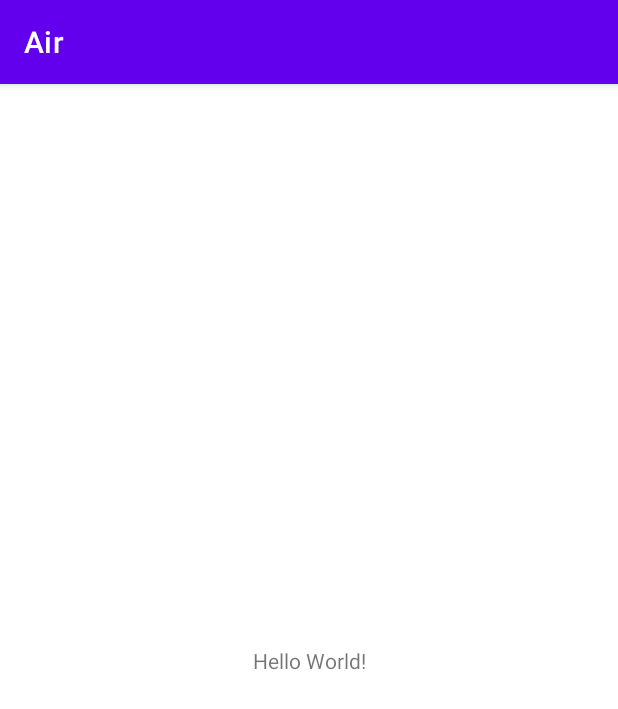
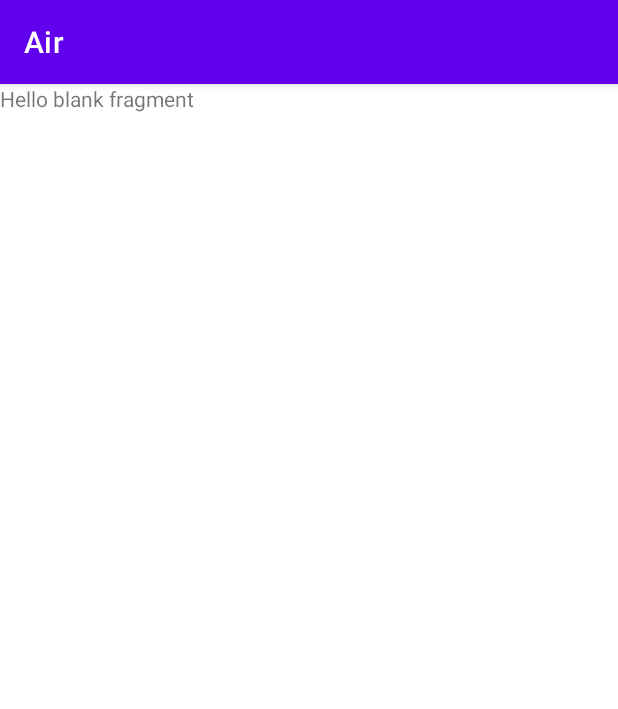
Before and after one commit to Studygroup-with-hansa/Air_Android, an Android app: the screen it shows after launch (MainActivity), on a phone screen of 412 x 824 dp. Shown: the top 709 px of the screen. Run offline under Robolectric (Android 15) with nearby library versions, the phone set to English and light mode, and no system bars.

Commit message:
[ADD] 홈프래그먼트 추가

```diff
--- a/app/build.gradle
+++ b/app/build.gradle
@@ -37,6 +37,9 @@ dependencies {
     implementation 'androidx.appcompat:appcompat:1.3.1'
     implementation 'com.google.android.material:material:1.4.0'
     implementation 'androidx.constraintlayout:constraintlayout:2.1.0'
+    implementation 'androidx.legacy:legacy-support-v4:1.0.0'
+    implementation 'androidx.navigation:navigation-fragment-ktx:2.3.5'
+    implementation 'androidx.navigation:navigation-ui-ktx:2.3.5'
     testImplementation 'junit:junit:4.+'
     androidTestImplementation 'androidx.test.ext:junit:1.1.3'
     androidTestImplementation 'androidx.test.espresso:espresso-core:3.4.0'
--- a/app/src/main/AndroidManifest.xml
+++ b/app/src/main/AndroidManifest.xml
@@ -10,7 +10,7 @@
         android:supportsRtl="true"
         android:theme="@style/Theme.Air">
         <activity
-            android:name=".MainActivity"
+            android:name=".ui.activity.MainActivity"
             android:exported="true">
             <intent-filter>
                 <action android:name="android.intent.action.MAIN" />
--- a/app/src/main/java/com/hansarang/android/air/MainActivity.kt
+++ b/app/src/main/java/com/hansarang/android/air/ui/activity/MainActivity.kt
@@ -1,8 +1,9 @@
 
-package com.hansarang.android.air
+package com.hansarang.android.air.ui.activity
 
 import androidx.appcompat.app.AppCompatActivity
 import android.os.Bundle
+import com.hansarang.android.air.R
 
 class MainActivity : AppCompatActivity() {
     override fun onCreate(savedInstanceState: Bundle?) {
--- /dev/null
+++ b/app/src/main/java/com/hansarang/android/air/ui/fragment/HomeFragment.kt
@@ -0,0 +1,20 @@
+package com.hansarang.android.air.ui.fragment
+
+import android.os.Bundle
+import androidx.fragment.app.Fragment
+import android.view.LayoutInflater
+import android.view.View
+import android.view.ViewGroup
+import com.hansarang.android.air.R
+
+class HomeFragment : Fragment() {
+
+    override fun onCreateView(
+        inflater: LayoutInflater, container: ViewGroup?,
+        savedInstanceState: Bundle?
+    ): View? {
+        // Inflate the layout for this fragment
+        return inflater.inflate(R.layout.fragment_home, container, false)
+    }
+
+}
--- a/app/src/main/res/layout/activity_main.xml
+++ b/app/src/main/res/layout/activity_main.xml
@@ -4,15 +4,16 @@
     xmlns:tools="http://schemas.android.com/tools"
     android:layout_width="match_parent"
     android:layout_height="match_parent"
-    tools:context=".MainActivity">
+    tools:context=".ui.activity.MainActivity">
 
-    <TextView
-        android:layout_width="wrap_content"
-        android:layout_height="wrap_content"
-        android:text="Hello World!"
-        app:layout_constraintBottom_toBottomOf="parent"
-        app:layout_constraintLeft_toLeftOf="parent"
-        app:layout_constraintRight_toRightOf="parent"
-        app:layout_constraintTop_toTopOf="parent" />
-
+    <androidx.fragment.app.FragmentContainerView
+        android:id="@+id/fragmentContainerView"
+        android:name="androidx.navigation.fragment.NavHostFragment"
+        android:layout_width="match_parent"
+        android:layout_height="match_parent"
+        app:defaultNavHost="true"
+        app:layout_constraintEnd_toEndOf="parent"
+        app:layout_constraintStart_toStartOf="parent"
+        app:layout_constraintTop_toTopOf="parent"
+        app:navGraph="@navigation/navigation_main" />
 </androidx.constraintlayout.widget.ConstraintLayout>
--- /dev/null
+++ b/app/src/main/res/layout/fragment_home.xml
@@ -0,0 +1,14 @@
+<?xml version="1.0" encoding="utf-8"?>
+<FrameLayout xmlns:android="http://schemas.android.com/apk/res/android"
+    xmlns:tools="http://schemas.android.com/tools"
+    android:layout_width="match_parent"
+    android:layout_height="match_parent"
+    tools:context=".ui.fragment.HomeFragment">
+
+    <!-- TODO: Update blank fragment layout -->
+    <TextView
+        android:layout_width="match_parent"
+        android:layout_height="match_parent"
+        android:text="@string/hello_blank_fragment" />
+
+</FrameLayout>
--- /dev/null
+++ b/app/src/main/res/navigation/navigation_main.xml
@@ -0,0 +1,13 @@
+<?xml version="1.0" encoding="utf-8"?>
+<navigation xmlns:android="http://schemas.android.com/apk/res/android"
+    xmlns:app="http://schemas.android.com/apk/res-auto"
+    xmlns:tools="http://schemas.android.com/tools"
+    android:id="@+id/navigation_main"
+    app:startDestination="@id/homeFragment">
+
+    <fragment
+        android:id="@+id/homeFragment"
+        android:name="com.hansarang.android.air.ui.fragment.HomeFragment"
+        android:label="fragment_home"
+        tools:layout="@layout/fragment_home" />
+</navigation>
--- a/app/src/main/res/values/strings.xml
+++ b/app/src/main/res/values/strings.xml
@@ -1,3 +1,5 @@
 <resources>
     <string name="app_name">Air</string>
+    <!-- TODO: Remove or change this placeholder text -->
+    <string name="hello_blank_fragment">Hello blank fragment</string>
 </resources>
```
